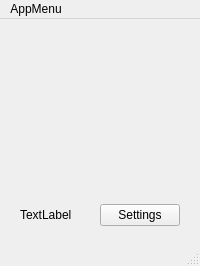
CopyPlusPlus/CopyPlusPlus-Qt, file src/ui/mainwindow.ui: the form before one commit.
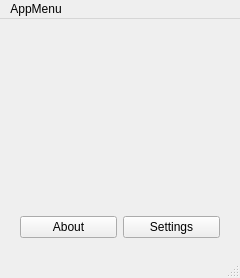
The form after the commit. Custom widgets are drawn as their Qt base class.

What changed in the file:
```diff
--- a/src/ui/mainwindow.ui
+++ b/src/ui/mainwindow.ui
@@ -6,8 +6,8 @@
    <rect>
     <x>0</x>
     <y>0</y>
-    <width>200</width>
-    <height>266</height>
+    <width>240</width>
+    <height>278</height>
    </rect>
   </property>
   <property name="windowTitle">
@@ -25,13 +25,13 @@
       </property>
       <layout class="QVBoxLayout" name="toggleWidgetLayout">
        <property name="leftMargin">
-        <number>22</number>
+        <number>32</number>
        </property>
        <property name="topMargin">
-        <number>0</number>
+        <number>10</number>
        </property>
        <property name="rightMargin">
-        <number>22</number>
+        <number>20</number>
        </property>
        <property name="bottomMargin">
         <number>0</number>
@@ -94,9 +94,9 @@
         <number>0</number>
        </property>
        <item>
-        <widget class="QLabel" name="label">
+        <widget class="QtMaterialFlatButton" name="aboutBtn">
          <property name="text">
-          <string>TextLabel</string>
+          <string>About</string>
          </property>
         </widget>
        </item>
@@ -117,7 +117,7 @@
     <rect>
      <x>0</x>
      <y>0</y>
-     <width>200</width>
+     <width>240</width>
      <height>18</height>
     </rect>
    </property>
```
Left out of the diff: 2 changed lines with no effect on the pictures.
